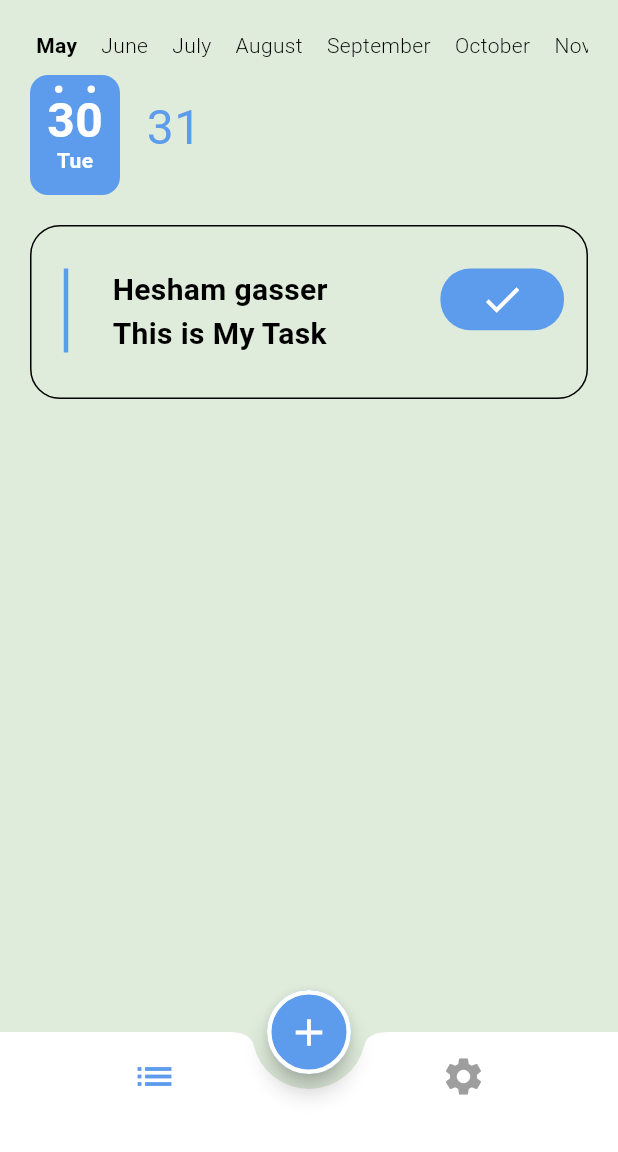
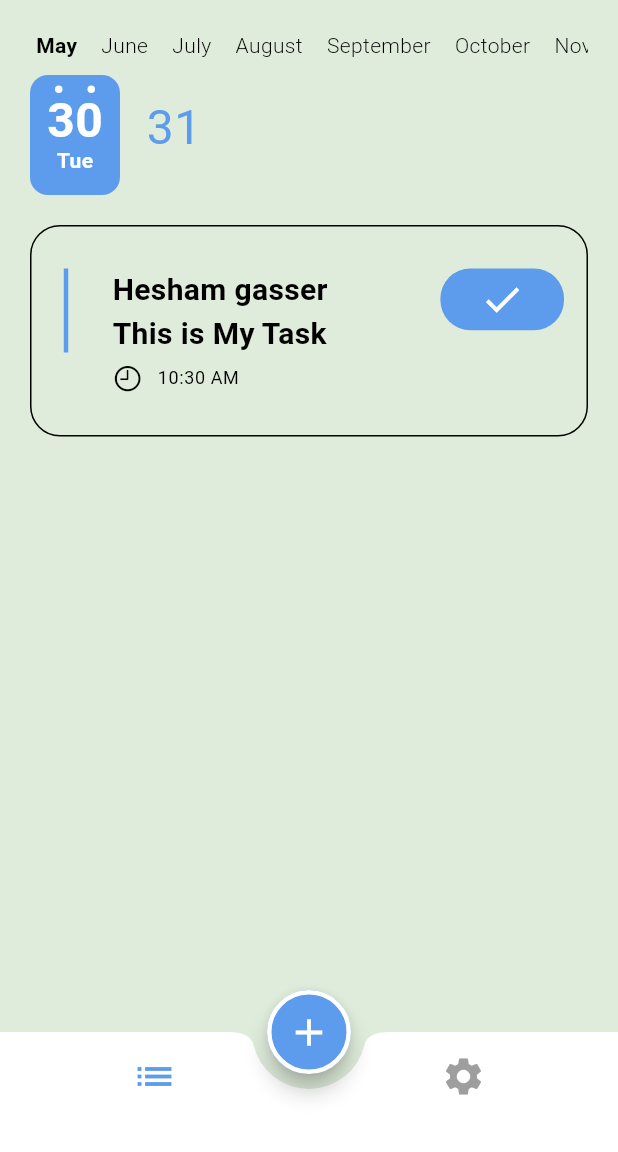
Before and after one commit to heshamgasser/new_todo_app, a Flutter app: the screen it shows after launch, on a phone screen of 412 x 824 dp, the part 84-1236 px from its top. Run offline on Flutter 3.47's test engine with Material 2 defaults, Android fonts, the phone set to English and light mode, and no system bars; drawn by our look-alikes of calendar_timeline; our stand-ins replace firebase_core, google_fonts, shared_preferences; accounts and stored records are empty; generated files the repository leaves out were written again.

```diff
--- a/lib/screens/note_screen.dart
+++ b/lib/screens/note_screen.dart
@@ -1,5 +1,8 @@
+import 'package:app_template/provider/date_time_provider.dart';
 import 'package:calendar_timeline/calendar_timeline.dart';
+import 'package:flutter/cupertino.dart';
 import 'package:flutter/material.dart';
+import 'package:provider/provider.dart';
 
 class NotesScreen extends StatelessWidget {
   DateTime date = DateUtils.dateOnly(DateTime.now());
@@ -7,16 +10,27 @@ class NotesScreen extends StatelessWidget {
 
   @override
   Widget build(BuildContext context) {
+    return ChangeNotifierProvider(
+      create: (context) => DateTimeProvider(),
+      builder: (context, child) {
+        var pro = Provider.of<DateTimeProvider>(context);
         return Padding(
           padding: const EdgeInsets.all(20.0),
           child: Column(
             children: [
               CalendarTimeline(
-            monthColor: Theme.of(context).colorScheme.onSurface,
-            activeBackgroundDayColor: Theme.of(context).primaryColor,
+                monthColor: Theme
+                    .of(context)
+                    .colorScheme
+                    .onSurface,
+                activeBackgroundDayColor: Theme
+                    .of(context)
+                    .primaryColor,
                 locale: 'en',
                 initialDate: date,
-            firstDate: date,
+                firstDate: date.subtract(
+                  Duration(days: 30),
+                ),
                 lastDate: date.add(
                   Duration(days: 30),
                 ),
@@ -27,41 +41,96 @@ class NotesScreen extends StatelessWidget {
               SizedBox(height: 20),
               ListTile(
                 horizontalTitleGap: 15,
-            tileColor: Theme.of(context).colorScheme.background,
-            contentPadding: EdgeInsets.symmetric(vertical: 20, horizontal: 15),
+                tileColor: Theme
+                    .of(context)
+                    .colorScheme
+                    .background,
+                contentPadding:
+                EdgeInsets.symmetric(vertical: 20, horizontal: 15),
                 shape: RoundedRectangleBorder(
                   borderRadius: BorderRadius.circular(20),
-              side: BorderSide(color: Theme.of(context).colorScheme.onSurface),
+                  side: BorderSide(
+                      color: Theme
+                          .of(context)
+                          .colorScheme
+                          .onSurface),
                 ),
                 title: Text(
                   'Hesham gasser',
-              style: Theme.of(context).textTheme.bodyMedium,
+                  style: Theme
+                      .of(context)
+                      .textTheme
+                      .bodyMedium,
                 ),
-            subtitle: Text(
+                subtitle: Column(
+                  crossAxisAlignment: CrossAxisAlignment.stretch,
+                  children: [
+                    Text(
                       'This is My Task',
-              style: Theme.of(context).textTheme.bodyMedium,
+                      style: Theme
+                          .of(context)
+                          .textTheme
+                          .bodyMedium,
+                    ),
+                    SizedBox(height: 5),
+                    Row(
+                      children: [
+                        Icon(
+                          CupertinoIcons.time,
+                          size: 20,
+                          color: Theme
+                              .of(context)
+                              .colorScheme
+                              .onSurface,
+                        ),
+                        SizedBox(width: 10),
+                        Text(
+                          pro.initialTime.format(context).toString(),
+                          style: Theme
+                              .of(context)
+                              .textTheme
+                              .bodySmall,
+                        ),
+                      ],
+                    ),
+                  ],
                 ),
                 isThreeLine: true,
                 leading: VerticalDivider(
-              color: Theme.of(context).primaryColor,
+                  color: Theme
+                      .of(context)
+                      .primaryColor,
                   thickness: 3,
                 ),
                 trailing: Container(
-              width: MediaQuery.of(context).size.width * .2,
-              height: MediaQuery.of(context).size.height * .05,
+                  width: MediaQuery
+                      .of(context)
+                      .size
+                      .width * .2,
+                  height: MediaQuery
+                      .of(context)
+                      .size
+                      .height * .05,
                   decoration: BoxDecoration(
-                  color: Theme.of(context).primaryColor,
+                      color: Theme
+                          .of(context)
+                          .primaryColor,
                       borderRadius: BorderRadius.circular(20),
                       shape: BoxShape.rectangle),
                   child: Icon(
                     Icons.done,
                     size: 30,
-                color: Theme.of(context).colorScheme.surface,
+                    color: Theme
+                        .of(context)
+                        .colorScheme
+                        .surface,
                   ),
                 ),
               ),
             ],
           ),
         );
+      },
+    );
   }
 }
--- a/pubspec.yaml
+++ b/pubspec.yaml
@@ -43,6 +43,7 @@ dependencies:
   shared_preferences: ^2.1.1
   calendar_timeline: ^1.1.2
   firebase_core: ^2.13.0
+  cloud_firestore: ^4.8.0
 
 dev_dependencies:
   flutter_test:
```
Also changed, not shown: pubspec.lock, 2 other files. Lines whose indentation alone changed are shown as unchanged.
